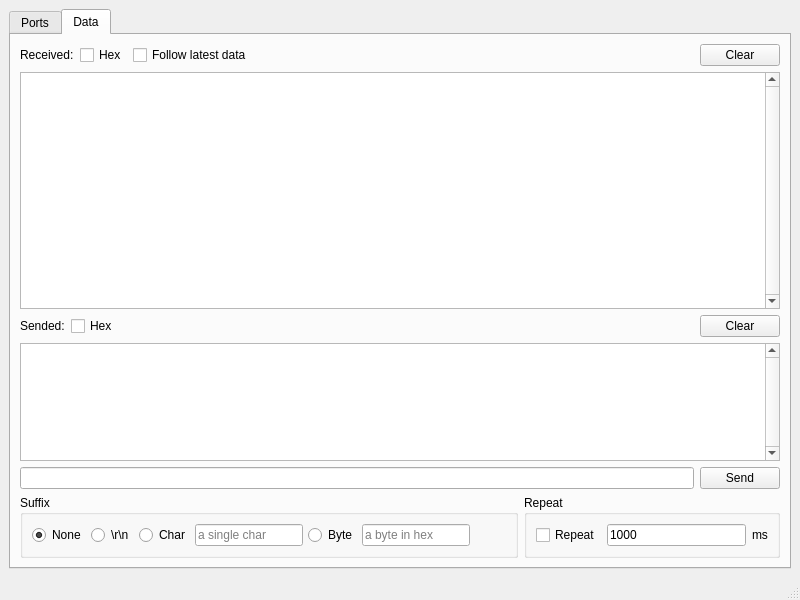
Above: mainwindow.ui from wh201906/SerialTest before the change. Below: the same form after it.
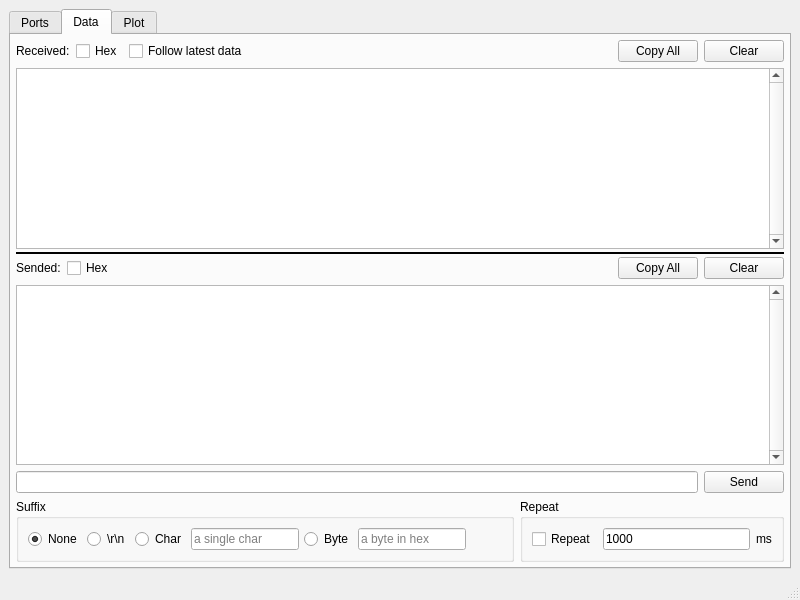
That is the form after the change. The open tabs and pages were chosen to show the change.

Commit message: Add splitter in data tab

```diff
--- a/mainwindow.ui
+++ b/mainwindow.ui
@@ -287,7 +287,37 @@
        <attribute name="title">
         <string>Data</string>
        </attribute>
+       <layout class="QVBoxLayout" name="verticalLayout_7">
+        <property name="leftMargin">
+         <number>5</number>
+        </property>
+        <property name="topMargin">
+         <number>5</number>
+        </property>
+        <property name="rightMargin">
+         <number>5</number>
+        </property>
+        <property name="bottomMargin">
+         <number>5</number>
+        </property>
+        <item>
+         <widget class="QSplitter" name="dataTabSplitter">
+          <property name="styleSheet">
+           <string notr="true">QSplitter::handle {
+    background-color: #000000;
+}</string>
+          </property>
+          <property name="orientation">
+           <enum>Qt::Vertical</enum>
+          </property>
+          <property name="handleWidth">
+           <number>2</number>
+          </property>
+          <widget class="QWidget" name="verticalLayoutWidget">
        <layout class="QVBoxLayout" name="verticalLayout_3">
+            <property name="bottomMargin">
+             <number>3</number>
+            </property>
         <item>
          <layout class="QHBoxLayout" name="horizontalLayout_4">
           <item>
@@ -324,6 +354,13 @@
             </property>
            </spacer>
           </item>
+              <item>
+               <widget class="QPushButton" name="receivedCopyButton">
+                <property name="text">
+                 <string>Copy All</string>
+                </property>
+               </widget>
+              </item>
           <item>
            <widget class="QPushButton" name="receivedClearButton">
             <property name="sizePolicy">
@@ -355,6 +392,13 @@
           </property>
          </widget>
         </item>
+           </layout>
+          </widget>
+          <widget class="QWidget" name="verticalLayoutWidget_2">
+           <layout class="QVBoxLayout" name="verticalLayout_6">
+            <property name="topMargin">
+             <number>3</number>
+            </property>
         <item>
          <layout class="QHBoxLayout" name="horizontalLayout_5">
           <item>
@@ -387,6 +431,13 @@
             </property>
            </spacer>
           </item>
+              <item>
+               <widget class="QPushButton" name="sendedCopyButton">
+                <property name="text">
+                 <string>Copy All</string>
+                </property>
+               </widget>
+              </item>
           <item>
            <widget class="QPushButton" name="sendedClearButton">
             <property name="sizePolicy">
@@ -418,6 +469,10 @@
           </property>
          </widget>
         </item>
+           </layout>
+          </widget>
+         </widget>
+        </item>
         <item>
          <layout class="QHBoxLayout" name="horizontalLayout_3">
           <item>
@@ -569,6 +624,12 @@
         </item>
        </layout>
       </widget>
+      <widget class="QWidget" name="plotTab">
+       <attribute name="title">
+        <string>Plot</string>
+       </attribute>
+       <layout class="QVBoxLayout" name="verticalLayout_5"/>
+      </widget>
      </widget>
     </item>
    </layout>
```
Left out of the diff: 2 changed lines with no effect on the pictures. Lines whose indentation alone changed are shown as unchanged. The commit also changes 2 other files.
